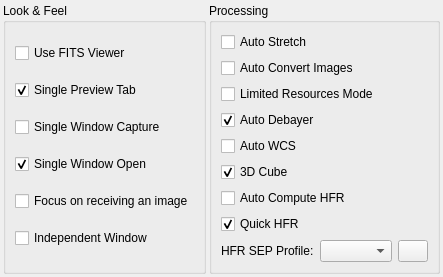
This is kstars/fitsviewer/opsfits.ui in KDE/kstars as Qt 5 draws it before an edit. The edited form follows.
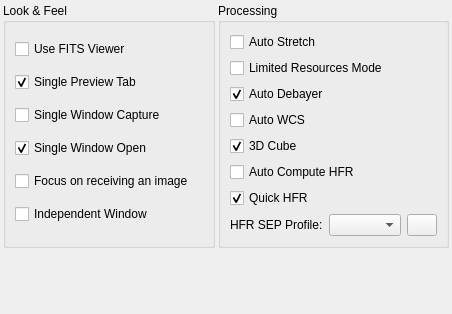
This is the edited form.

The edit to the form file:
```diff
--- a/kstars/fitsviewer/opsfits.ui
+++ b/kstars/fitsviewer/opsfits.ui
@@ -6,8 +6,8 @@
    <rect>
     <x>0</x>
     <y>0</y>
-    <width>345</width>
-    <height>193</height>
+    <width>452</width>
+    <height>314</height>
    </rect>
   </property>
   <layout class="QVBoxLayout" name="verticalLayout_3">
@@ -137,16 +137,6 @@
           </property>
          </widget>
         </item>
-        <item>
-         <widget class="QCheckBox" name="kcfg_AutoImageToFITS">
-          <property name="toolTip">
-           <string>&lt;html&gt;&lt;head/&gt;&lt;body&gt;&lt;p&gt;If an image is received in a non-FITS format and needs to be displayed, attempt to convert it to FITS format.&lt;/p&gt;&lt;p&gt;&lt;span style=&quot; font-weight:600;&quot;&gt;Warning: This operation is very CPU and memory intensive.&lt;/span&gt;&lt;/p&gt;&lt;/body&gt;&lt;/html&gt;</string>
-          </property>
-          <property name="text">
-           <string>Auto Convert Images</string>
-          </property>
-         </widget>
-        </item>
         <item>
          <widget class="QCheckBox" name="kcfg_LimitedResourcesMode">
           <property name="toolTip">
```
